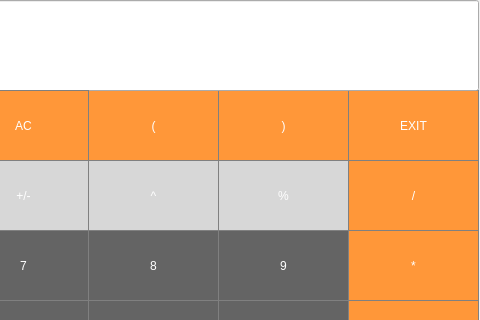
Before: the Qt Designer form src/SmartCalc/View/mainwindow.ui in AjzSAhmetzyanov/Smart_Calculator_MVC_Implementation, drawn with Qt 5; both pictures show x 302 to 782 and y 0 to 320 of the 782 by 902 pixel window.
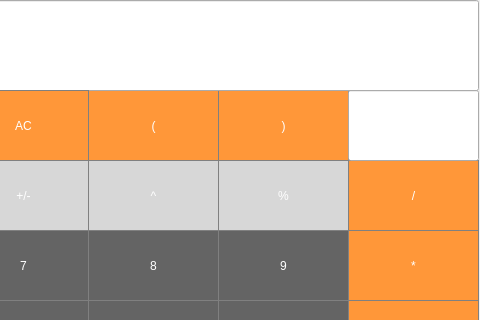
After: the same form once the commit is applied. Custom widgets are drawn as their Qt base class.

```diff
--- a/src/SmartCalc/View/mainwindow.ui
+++ b/src/SmartCalc/View/mainwindow.ui
@@ -918,37 +918,6 @@
      </size>
     </property>
    </widget>
-   <widget class="QPushButton" name="pushButton_28">
-    <property name="geometry">
-     <rect>
-      <x>650</x>
-      <y>90</y>
-      <width>131</width>
-      <height>71</height>
-     </rect>
-    </property>
-    <property name="styleSheet">
-     <string notr="true">QPushButton {
-  background-color: rgb(255, 151, 57);
-  color: white; 
-  border: 1px solid gray;
-}
-
-QPushButton:pressed {
-    background-color: qlineargradient(x1: 0, y1: 0, x2: 0, y2: 1,
-                                      stop: 0 #FF7832, stop: 1 #FF9739);
-}     </string>
-    </property>
-    <property name="text">
-     <string>EXIT</string>
-    </property>
-    <property name="iconSize">
-     <size>
-      <width>30</width>
-      <height>30</height>
-     </size>
-    </property>
-   </widget>
    <widget class="QPushButton" name="pushButton_31">
     <property name="geometry">
      <rect>
@@ -1409,6 +1378,29 @@
      <number>10</number>
     </property>
    </widget>
+   <widget class="QLineEdit" name="result_console_x">
+    <property name="geometry">
+     <rect>
+      <x>650</x>
+      <y>90</y>
+      <width>131</width>
+      <height>71</height>
+     </rect>
+    </property>
+    <property name="styleSheet">
+     <string notr="true">QLabel {
+ qproperty-alignment: 'AlignVCenter | AlignRight';
+ border-bottom: 1px solid gray;
+}
+background-color : white; </string>
+    </property>
+    <property name="alignment">
+     <set>Qt::AlignRight|Qt::AlignTrailing|Qt::AlignVCenter</set>
+    </property>
+    <property name="cursorMoveStyle">
+     <enum>Qt::LogicalMoveStyle</enum>
+    </property>
+   </widget>
    <zorder>pushButton</zorder>
    <zorder>pushButton_2</zorder>
    <zorder>pushButton_3</zorder>
@@ -1436,7 +1428,6 @@
    <zorder>pushButton_29</zorder>
    <zorder>pushButton_30</zorder>
    <zorder>pushButton_12</zorder>
-   <zorder>pushButton_28</zorder>
    <zorder>pushButton_31</zorder>
    <zorder>pushButton_32</zorder>
    <zorder>pushButton_17</zorder>
@@ -1454,6 +1445,7 @@
    <zorder>widget</zorder>
    <zorder>xmax</zorder>
    <zorder>xmin</zorder>
+   <zorder>result_console_x</zorder>
   </widget>
  </widget>
  <customwidgets>
```
